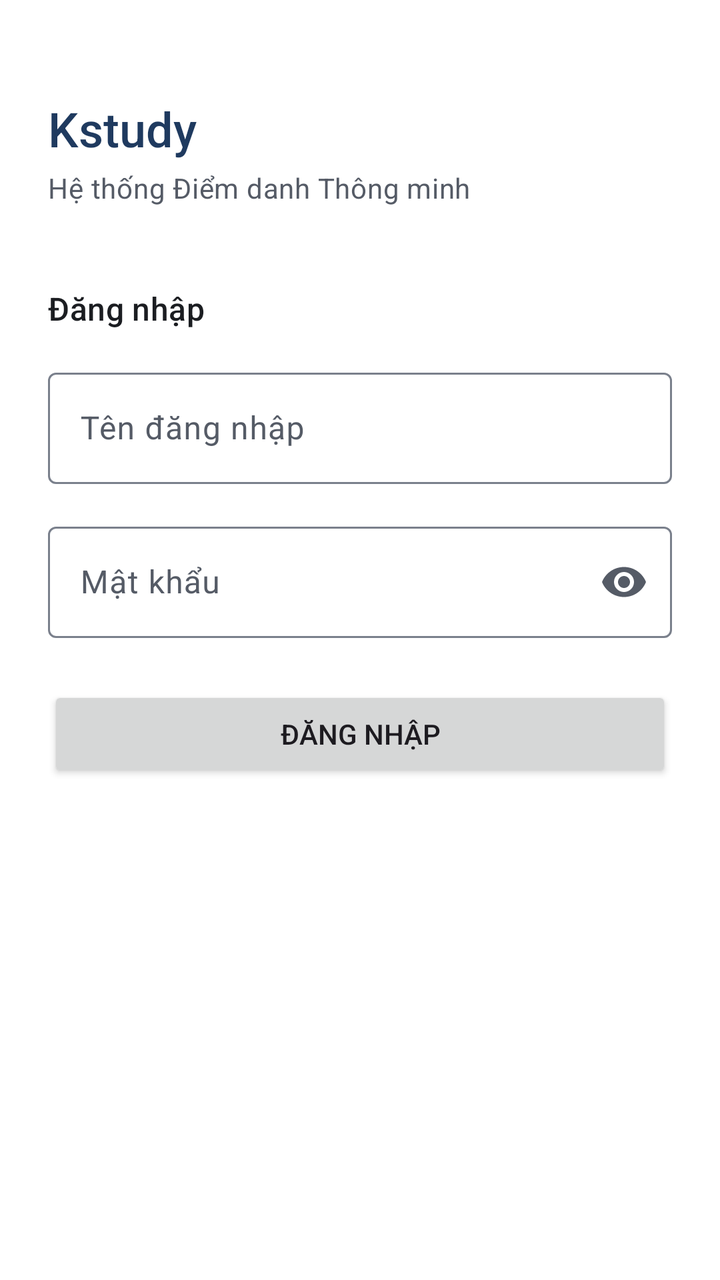
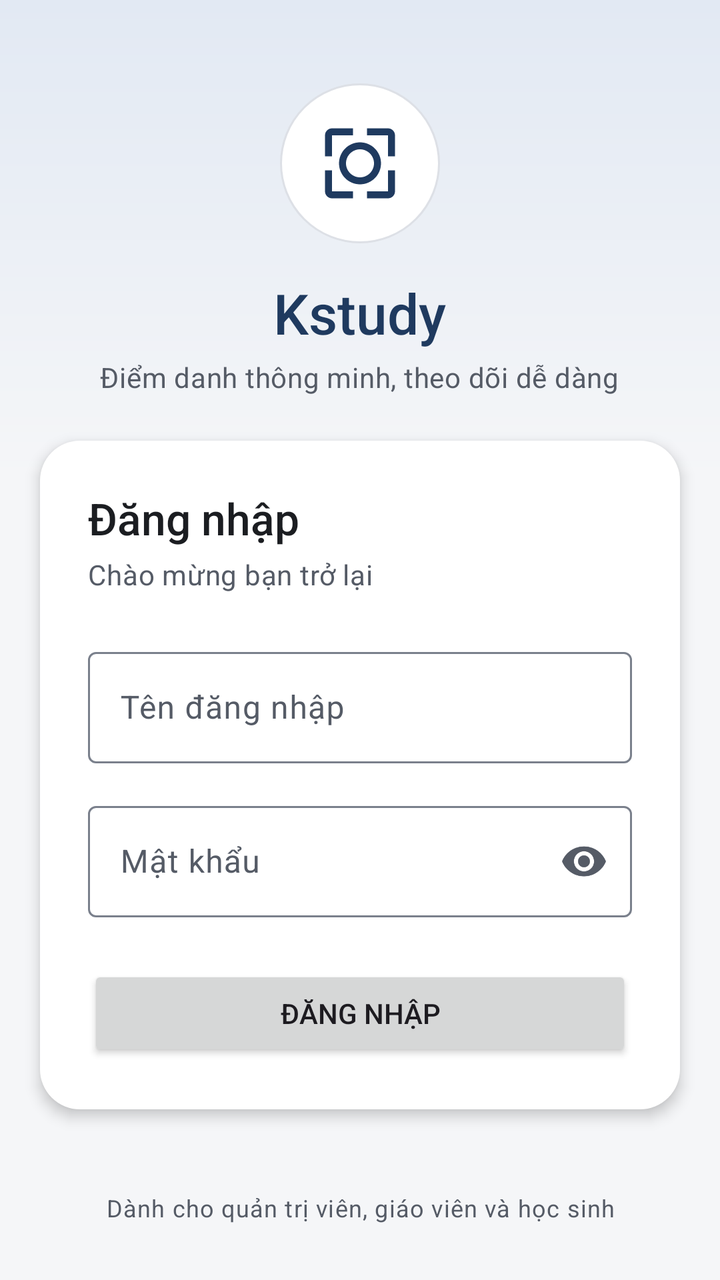

An Android layout rendered at two revisions. The XML below is the earlier revision; the diff shows what the commit changed to produce the second picture.
<!-- AndroidManifest.xml: application theme Theme.Kstudy -->
<!-- res/layout/activity_login.xml -->
<?xml version="1.0" encoding="utf-8"?>
<ScrollView xmlns:android="http://schemas.android.com/apk/res/android"
    xmlns:app="http://schemas.android.com/apk/res-auto"
    android:layout_width="match_parent"
    android:layout_height="match_parent"
    android:background="?attr/colorSurface"
    android:fillViewport="true"
    android:fitsSystemWindows="true">

    <LinearLayout
        android:layout_width="match_parent"
        android:layout_height="wrap_content"
        android:orientation="vertical"
        android:paddingHorizontal="24dp"
        android:paddingTop="48dp"
        android:paddingBottom="24dp">

        <TextView
            android:layout_width="wrap_content"
            android:layout_height="wrap_content"
            android:text="@string/app_name"
            android:textAppearance="@style/TextAppearance.Kstudy.Headline"
            android:textColor="?attr/colorPrimary" />

        <TextView
            android:layout_width="wrap_content"
            android:layout_height="wrap_content"
            android:layout_marginTop="4dp"
            android:text="Hệ thống Điểm danh Thông minh"
            android:textAppearance="@style/TextAppearance.Kstudy.Body.Secondary" />

        <TextView
            android:layout_width="wrap_content"
            android:layout_height="wrap_content"
            android:layout_marginTop="40dp"
            android:text="Đăng nhập"
            android:textAppearance="@style/TextAppearance.Kstudy.ItemTitle" />

        <com.google.android.material.textfield.TextInputLayout
            android:id="@+id/tilUsername"
            style="@style/Widget.Material3.TextInputLayout.OutlinedBox"
            android:layout_width="match_parent"
            android:layout_height="wrap_content"
            android:layout_marginTop="16dp"
            android:hint="Tên đăng nhập">

            <com.google.android.material.textfield.TextInputEditText
                android:id="@+id/etUsername"
                android:layout_width="match_parent"
                android:layout_height="wrap_content"
                android:autofillHints="username"
                android:imeOptions="actionNext"
                android:inputType="text"
                android:maxLines="1" />
        </com.google.android.material.textfield.TextInputLayout>

        <com.google.android.material.textfield.TextInputLayout
            android:id="@+id/tilPassword"
            style="@style/Widget.Material3.TextInputLayout.OutlinedBox"
            android:layout_width="match_parent"
            android:layout_height="wrap_content"
            android:layout_marginTop="16dp"
            android:hint="Mật khẩu"
            app:endIconMode="password_toggle">

            <com.google.android.material.textfield.TextInputEditText
                android:id="@+id/etPassword"
                android:layout_width="match_parent"
                android:layout_height="wrap_content"
                android:autofillHints="password"
                android:imeOptions="actionDone"
                android:inputType="textPassword"
                android:maxLines="1" />
        </com.google.android.material.textfield.TextInputLayout>

        
        <TextView
            android:id="@+id/tvLoginError"
            android:layout_width="match_parent"
            android:layout_height="wrap_content"
            android:layout_marginTop="16dp"
            android:accessibilityLiveRegion="polite"
            android:textAppearance="@style/TextAppearance.Kstudy.Body"
            android:textColor="?attr/colorError"
            android:visibility="gone" />

        <Button
            android:id="@+id/btnLogin"
            android:layout_width="match_parent"
            android:layout_height="wrap_content"
            android:layout_marginTop="24dp"
            android:text="Đăng nhập" />
    </LinearLayout>
</ScrollView>
<!-- resources referenced by this layout -->
<resources>
  <string name="app_name">Kstudy</string>
  <style name="TextAppearance.Kstudy.Body" parent="TextAppearance.Material3.BodyMedium">
          <item name="android:textColor">?attr/colorOnSurface</item>
      </style>
  <style name="TextAppearance.Kstudy.Body.Secondary">
          <item name="android:textColor">?attr/colorOnSurfaceVariant</item>
      </style>
  <style name="TextAppearance.Kstudy.Headline" parent="TextAppearance.Material3.HeadlineSmall">
          <item name="android:fontFamily">sans-serif-medium</item>
          <item name="fontFamily">sans-serif-medium</item>
          <item name="android:textColor">?attr/colorOnSurface</item>
      </style>
  <style name="TextAppearance.Kstudy.ItemTitle" parent="TextAppearance.Material3.TitleMedium">
          <item name="android:textColor">?attr/colorOnSurface</item>
      </style>
  <style name="Theme.Kstudy" parent="Base.Theme.Kstudy" />
  <color name="primary">#1F3A5F</color>
  <color name="on_primary">#FFFFFF</color>
  <color name="primary_container">#E2E9F3</color>
  <color name="on_primary_container">#14263F</color>
  <color name="primary_inverse">#A9C1E3</color>
  <color name="secondary">#56606E</color>
  <color name="secondary_container">#E7EAEF</color>
  <color name="on_secondary_container">#1C2430</color>
  <color name="background">#F5F6F8</color>
  <color name="on_surface">#1B1D21</color>
  <color name="surface">#FFFFFF</color>
  <color name="surface_container">#ECEEF2</color>
  <color name="text_secondary">#555B66</color>
  <color name="surface_inverse">#2F3237</color>
  <color name="on_surface_inverse">#F1F2F4</color>
  <color name="surface_dim">#DCDEE3</color>
  <color name="surface_container_low">#F5F6F8</color>
  <color name="surface_container_high">#E4E7EC</color>
  <color name="outline">#7A808C</color>
  <color name="outline_variant">#DDE0E6</color>
  <color name="error">#B3261E</color>
  <color name="error_container">#FBEAE8</color>
  <color name="on_error_container">#5F1410</color>
  <dimen name="radius_control">8dp</dimen>
  <dimen name="radius_container">12dp</dimen>
  <style name="Widget.Kstudy.Button" parent="Widget.Material3.Button">
          <item name="shapeAppearanceOverlay">@style/ShapeAppearanceOverlay.Kstudy.Control</item>
      </style>
  <style name="MaterialAlertDialog.Kstudy" parent="MaterialAlertDialog.Material3">
          <item name="backgroundTint">?attr/colorSurface</item>
      </style>
  <!-- unchanged entries left out for length: 7 -->
</resources>

<!-- the commit's change to res/layout/activity_login.xml (unified diff, before → after) -->
@@ -3,92 +3,148 @@
     xmlns:app="http://schemas.android.com/apk/res-auto"
     android:layout_width="match_parent"
     android:layout_height="match_parent"
-    android:background="?attr/colorSurface"
+    android:background="@color/background"
     android:fillViewport="true"
     android:fitsSystemWindows="true">
 
     <LinearLayout
         android:layout_width="match_parent"
-        android:layout_height="wrap_content"
-        android:orientation="vertical"
-        android:paddingHorizontal="24dp"
-        android:paddingTop="48dp"
-        android:paddingBottom="24dp">
+        android:layout_height="match_parent"
+        android:orientation="vertical">
+
+        <LinearLayout
+            android:layout_width="match_parent"
+            android:layout_height="240dp"
+            android:background="@drawable/bg_login_hero"
+            android:gravity="center"
+            android:orientation="vertical"
+            android:paddingHorizontal="24dp">
+
+            <FrameLayout
+                android:layout_width="80dp"
+                android:layout_height="80dp"
+                android:background="@drawable/bg_login_icon">
+
+                <ImageView
+                    android:layout_width="42dp"
+                    android:layout_height="42dp"
+                    android:layout_gravity="center"
+                    android:contentDescription="@null"
+                    android:src="@drawable/ic_scan"
+                    app:tint="@color/primary" />
+            </FrameLayout>
+
+            <TextView
+                android:layout_width="wrap_content"
+                android:layout_height="wrap_content"
+                android:layout_marginTop="16dp"
+                android:fontFamily="sans-serif-medium"
+                android:text="@string/app_name"
+                android:textColor="@color/primary"
+                android:textSize="28sp" />
+
+            <TextView
+                android:layout_width="wrap_content"
+                android:layout_height="wrap_content"
+                android:layout_marginTop="4dp"
+                android:gravity="center"
+                android:text="@string/login_tagline"
+                android:textAppearance="@style/TextAppearance.Kstudy.Body.Secondary" />
+        </LinearLayout>
+
+        <LinearLayout
+            android:layout_width="match_parent"
+            android:layout_height="wrap_content"
+            android:layout_marginHorizontal="20dp"
+            android:layout_marginTop="-20dp"
+            android:background="@drawable/bg_login_card"
+            android:elevation="4dp"
+            android:orientation="vertical"
+            android:padding="24dp">
+
+            <TextView
+                android:layout_width="match_parent"
+                android:layout_height="wrap_content"
+                android:fontFamily="sans-serif-medium"
+                android:text="@string/login_title"
+                android:textColor="?attr/colorOnSurface"
+                android:textSize="22sp" />
+
+            <TextView
+                android:layout_width="match_parent"
+                android:layout_height="wrap_content"
+                android:layout_marginTop="4dp"
+                android:text="@string/login_subtitle"
+                android:textAppearance="@style/TextAppearance.Kstudy.Body.Secondary" />
+
+            <com.google.android.material.textfield.TextInputLayout
+                android:id="@+id/tilUsername"
+                style="@style/Widget.Material3.TextInputLayout.OutlinedBox"
+                android:layout_width="match_parent"
+                android:layout_height="wrap_content"
+                android:layout_marginTop="24dp"
+                android:hint="@string/login_username">
+
+                <com.google.android.material.textfield.TextInputEditText
+                    android:id="@+id/etUsername"
+                    android:layout_width="match_parent"
+                    android:layout_height="wrap_content"
+                    android:autofillHints="username"
+                    android:imeOptions="actionNext"
+                    android:inputType="text"
+                    android:maxLines="1" />
+            </com.google.android.material.textfield.TextInputLayout>
+
+            <com.google.android.material.textfield.TextInputLayout
+                android:id="@+id/tilPassword"
+                style="@style/Widget.Material3.TextInputLayout.OutlinedBox"
+                android:layout_width="match_parent"
+                android:layout_height="wrap_content"
+                android:layout_marginTop="16dp"
+                android:hint="@string/login_password"
+                app:endIconMode="password_toggle">
+
+                <com.google.android.material.textfield.TextInputEditText
+                    android:id="@+id/etPassword"
+                    android:layout_width="match_parent"
+                    android:layout_height="wrap_content"
+                    android:autofillHints="password"
+                    android:imeOptions="actionDone"
+                    android:inputType="textPassword"
+                    android:maxLines="1" />
+            </com.google.android.material.textfield.TextInputLayout>
+
+            <TextView
+                android:id="@+id/tvLoginError"
+                android:layout_width="match_parent"
+                android:layout_height="wrap_content"
+                android:layout_marginTop="16dp"
+                android:accessibilityLiveRegion="polite"
+                android:textAppearance="@style/TextAppearance.Kstudy.Body"
+                android:textColor="?attr/colorError"
+                android:visibility="gone" />
+
+            <Button
+                android:id="@+id/btnLogin"
+                android:layout_width="match_parent"
+                android:layout_height="wrap_content"
+                android:layout_marginTop="24dp"
+                android:text="@string/login_title" />
+        </LinearLayout>
+
+        <Space
+            android:layout_width="match_parent"
+            android:layout_height="0dp"
+            android:layout_weight="1" />
 
         <TextView
-            android:layout_width="wrap_content"
-            android:layout_height="wrap_content"
-            android:text="@string/app_name"
-            android:textAppearance="@style/TextAppearance.Kstudy.Headline"
-            android:textColor="?attr/colorPrimary" />
-
-        <TextView
-            android:layout_width="wrap_content"
-            android:layout_height="wrap_content"
-            android:layout_marginTop="4dp"
-            android:text="Hệ thống Điểm danh Thông minh"
-            android:textAppearance="@style/TextAppearance.Kstudy.Body.Secondary" />
-
-        <TextView
-            android:layout_width="wrap_content"
-            android:layout_height="wrap_content"
-            android:layout_marginTop="40dp"
-            android:text="Đăng nhập"
-            android:textAppearance="@style/TextAppearance.Kstudy.ItemTitle" />
-
-        <com.google.android.material.textfield.TextInputLayout
-            android:id="@+id/tilUsername"
-            style="@style/Widget.Material3.TextInputLayout.OutlinedBox"
             android:layout_width="match_parent"
             android:layout_height="wrap_content"
-            android:layout_marginTop="16dp"
-            android:hint="Tên đăng nhập">
-
-            <com.google.android.material.textfield.TextInputEditText
-                android:id="@+id/etUsername"
-                android:layout_width="match_parent"
-                android:layout_height="wrap_content"
-                android:autofillHints="username"
-                android:imeOptions="actionNext"
-                android:inputType="text"
-                android:maxLines="1" />
-        </com.google.android.material.textfield.TextInputLayout>
-
-        <com.google.android.material.textfield.TextInputLayout
-            android:id="@+id/tilPassword"
-            style="@style/Widget.Material3.TextInputLayout.OutlinedBox"
-            android:layout_width="match_parent"
-            android:layout_height="wrap_content"
-            android:layout_marginTop="16dp"
-            android:hint="Mật khẩu"
-            app:endIconMode="password_toggle">
-
-            <com.google.android.material.textfield.TextInputEditText
-                android:id="@+id/etPassword"
-                android:layout_width="match_parent"
-                android:layout_height="wrap_content"
-                android:autofillHints="password"
-                android:imeOptions="actionDone"
-                android:inputType="textPassword"
-                android:maxLines="1" />
-        </com.google.android.material.textfield.TextInputLayout>
-
-        
-        <TextView
-            android:id="@+id/tvLoginError"
-            android:layout_width="match_parent"
-            android:layout_height="wrap_content"
-            android:layout_marginTop="16dp"
-            android:accessibilityLiveRegion="polite"
-            android:textAppearance="@style/TextAppearance.Kstudy.Body"
-            android:textColor="?attr/colorError"
-            android:visibility="gone" />
-
-        <Button
-            android:id="@+id/btnLogin"
-            android:layout_width="match_parent"
-            android:layout_height="wrap_content"
-            android:layout_marginTop="24dp"
-            android:text="Đăng nhập" />
+            android:gravity="center"
+            android:paddingHorizontal="24dp"
+            android:paddingTop="24dp"
+            android:paddingBottom="28dp"
+            android:text="@string/login_audience"
+            android:textAppearance="@style/TextAppearance.Kstudy.Caption" />
     </LinearLayout>
 </ScrollView>
<!-- resource entries referenced after the edit -->
@@ -1,22 +1,58 @@
 <!-- resources referenced by this layout -->
 <resources>
   <string name="app_name">Kstudy</string>
+  <string name="login_audience">Dành cho quản trị viên, giáo viên và học sinh</string>
+  <string name="login_password">Mật khẩu</string>
+  <string name="login_subtitle">Chào mừng bạn trở lại</string>
+  <string name="login_tagline">Điểm danh thông minh, theo dõi dễ dàng</string>
+  <string name="login_title">Đăng nhập</string>
+  <string name="login_username">Tên đăng nhập</string>
   <style name="TextAppearance.Kstudy.Body" parent="TextAppearance.Material3.BodyMedium">
           <item name="android:textColor">?attr/colorOnSurface</item>
       </style>
   <style name="TextAppearance.Kstudy.Body.Secondary">
           <item name="android:textColor">?attr/colorOnSurfaceVariant</item>
       </style>
-  <style name="TextAppearance.Kstudy.Headline" parent="TextAppearance.Material3.HeadlineSmall">
-          <item name="android:fontFamily">sans-serif-medium</item>
-          <item name="fontFamily">sans-serif-medium</item>
-          <item name="android:textColor">?attr/colorOnSurface</item>
-      </style>
-  <style name="TextAppearance.Kstudy.ItemTitle" parent="TextAppearance.Material3.TitleMedium">
-          <item name="android:textColor">?attr/colorOnSurface</item>
+  <style name="TextAppearance.Kstudy.Caption" parent="TextAppearance.Material3.BodySmall">
+          <item name="android:textColor">?attr/colorOnSurfaceVariant</item>
       </style>
   <style name="Theme.Kstudy" parent="Base.Theme.Kstudy" />
   <color name="primary">#1F3A5F</color>
+  <!-- drawable bg_login_card (drawable) -->
+  <?xml version="1.0" encoding="utf-8"?>
+  <shape xmlns:android="http://schemas.android.com/apk/res/android"
+      android:shape="rectangle">
+      <solid android:color="@color/surface" />
+      <corners android:radius="20dp" />
+  </shape>
+  <!-- drawable bg_login_hero (drawable) -->
+  <?xml version="1.0" encoding="utf-8"?>
+  <shape xmlns:android="http://schemas.android.com/apk/res/android"
+      android:shape="rectangle">
+      <gradient
+          android:angle="270"
+          android:startColor="@color/primary_container"
+          android:endColor="@color/background" />
+  </shape>
+  <!-- drawable bg_login_icon (drawable) -->
+  <?xml version="1.0" encoding="utf-8"?>
+  <shape xmlns:android="http://schemas.android.com/apk/res/android"
+      android:shape="oval">
+      <solid android:color="@color/surface" />
+      <stroke
+          android:width="1dp"
+          android:color="@color/outline_variant" />
+  </shape>
+  <!-- drawable ic_scan (drawable) -->
+  <vector xmlns:android="http://schemas.android.com/apk/res/android"
+      android:width="24dp"
+      android:height="24dp"
+      android:viewportWidth="24"
+      android:viewportHeight="24">
+      <path
+          android:fillColor="#FF000000"
+          android:pathData="M4,4h6V2H4C2.9,2 2,2.9 2,4v6h2V4zM20,2h-6v2h6v6h2V4C22,2.9 21.1,2 20,2zM4,20h6v2H4c-1.1,0 -2,-0.9 -2,-2v-6h2V20zM20,20h-6v2h6c1.1,0 2,-0.9 2,-2v-6h-2V20zM12,6c-3.3,0 -6,2.7 -6,6s2.7,6 6,6s6,-2.7 6,-6S15.3,6 12,6zM12,16c-2.2,0 -4,-1.8 -4,-4s1.8,-4 4,-4s4,1.8 4,4S14.2,16 12,16z"/>
+  </vector>
   <color name="on_primary">#FFFFFF</color>
   <color name="primary_container">#E2E9F3</color>
   <color name="on_primary_container">#14263F</color>
